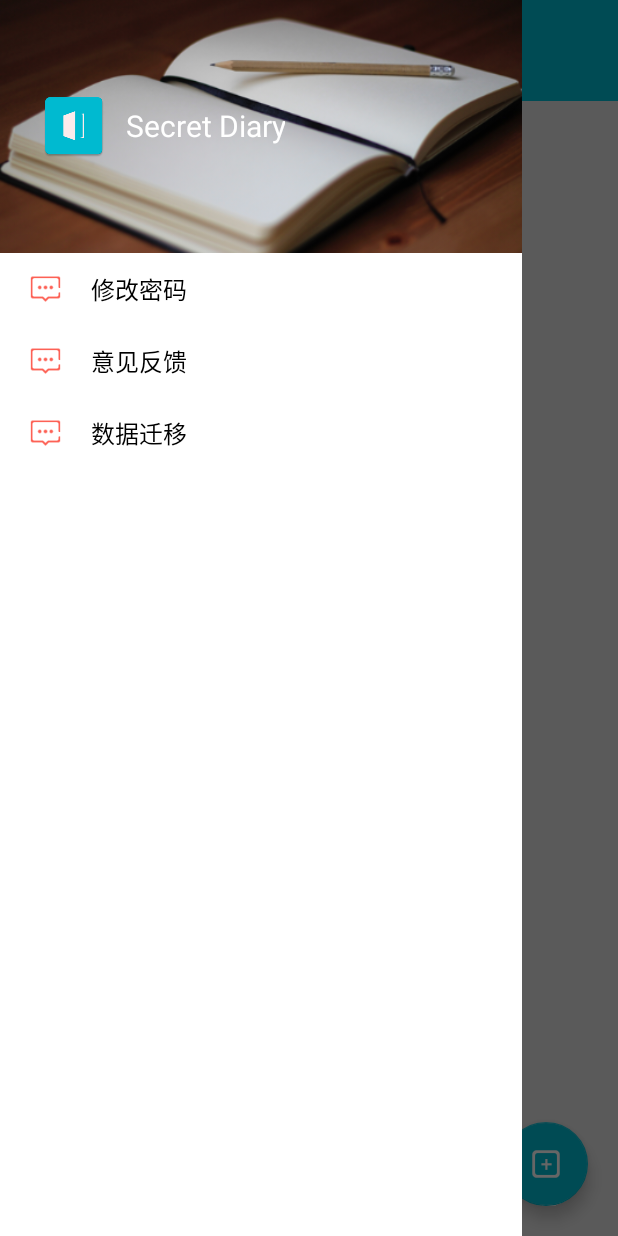
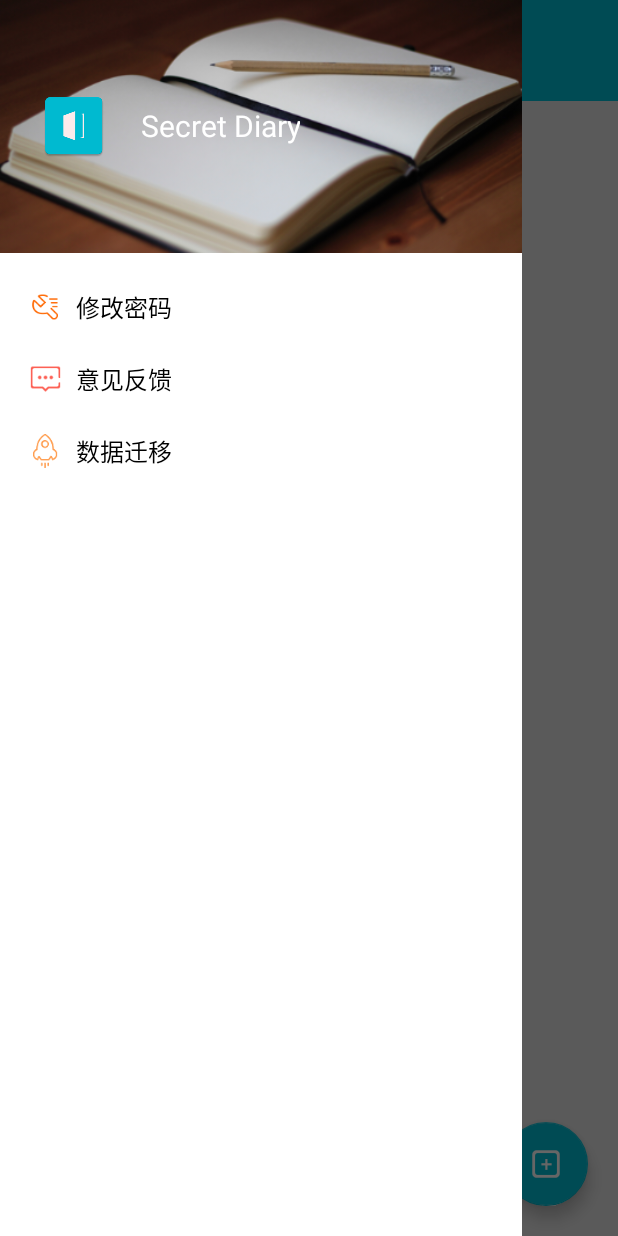
Before and after one commit to znteam/Zn_SecretDiary, an Android app: the MainActivity screen opened directly, with no data from a screen before it, with the side drawer open, on a phone screen of 412 x 824 dp. Run offline under Robolectric (Android 15) with nearby library versions, the phone set to English and light mode, and no system bars; libraries missing offline, so code that uses them is left out: com.tencent.bugly; 1 statement that could not run was skipped.

Commit message:
添加icon

```diff
--- a/app/build.gradle
+++ b/app/build.gradle
@@ -9,6 +9,10 @@ android {
         targetSdkVersion 21
         versionCode 120
         versionName "1.2.0"
+        ndk {
+            // 设置支持的SO库架构
+            abiFilters 'armeabi' //, 'x86', 'armeabi-v7a', 'x86_64', 'arm64-v8a'
+        }
     }
     buildTypes {
         release {
@@ -35,4 +39,5 @@ dependencies {
     compile 'com.android.support:design:25.3.1'
     compile 'com.github.bumptech.glide:glide:4.0.0-RC0'
     compile 'com.tencent.bugly:crashreport:latest.release'
+    compile 'com.tencent.bugly:nativecrashreport:latest.release'
 }
--- a/app/src/main/AndroidManifest.xml
+++ b/app/src/main/AndroidManifest.xml
@@ -14,6 +14,8 @@
     <uses-permission android:name="android.permission.ACCESS_WIFI_STATE" />
     <uses-permission android:name="android.permission.WRITE_EXTERNAL_STORAGE" />
     <uses-permission android:name="android.permission.READ_EXTERNAL_STORAGE" />
+    <uses-permission android:name="android.permission.READ_PHONE_STATE" />
+    <uses-permission android:name="android.permission.READ_LOGS" />
 
     <application
         android:name=".ZnApp"
--- a/app/src/main/java/cn/zilin/secretdiary/ui/MainActivity.java
+++ b/app/src/main/java/cn/zilin/secretdiary/ui/MainActivity.java
@@ -19,6 +19,8 @@ import android.view.View;
 import android.view.View.OnClickListener;
 import android.widget.TextView;
 import android.widget.Toast;
+
+import com.tencent.bugly.crashreport.CrashReport;
 
 import java.util.ArrayList;
 
@@ -101,6 +103,7 @@ public class MainActivity extends Activity implements OnClickListener {
 								}).show();
 			}
 		});
+
 		contentRv.setAdapter(adapter);
 		contentRv.setLayoutManager(new LinearLayoutManager(this));
 
@@ -188,7 +191,6 @@ public class MainActivity extends Activity implements OnClickListener {
 
 	private void startActivity(Class<?> clazz){
 		startActivity(new Intent(this, clazz));
-		overridePendingTransition(R.anim.right_in, R.anim.left_out);
 	}
 
 	private class DBBroadCastReceiver extends BroadcastReceiver {
--- a/app/src/main/java/cn/zilin/secretdiary/ui/ZnApp.java
+++ b/app/src/main/java/cn/zilin/secretdiary/ui/ZnApp.java
@@ -39,7 +39,7 @@ public class ZnApp extends Application {
     @Override
     public void onCreate() {
         super.onCreate();
-        //CrashReport.initCrashReport(getApplicationContext(), "c87f27e612", false);
+        CrashReport.initCrashReport(getApplicationContext(), "4a06dc2d0c", false);
         mInstance = this;
         mContext = this;
         mMainThreadHandler = new Handler();
--- a/app/src/main/res/layout/view_menu.xml
+++ b/app/src/main/res/layout/view_menu.xml
@@ -26,13 +26,13 @@
                 android:layout_height="wrap_content"
                 android:layout_gravity="center_vertical"
                 android:layout_marginLeft="25dp"
+                android:drawableLeft="@mipmap/ic_launcher"
+                android:drawablePadding="@dimen/padding_m"
                 android:fitsSystemWindows="true"
+                android:gravity="center"
                 android:text="@string/app_name"
-                android:textSize="@dimen/top_title_size"
-                android:gravity="center"
                 android:textColor="@color/white"
-                android:drawablePadding="@dimen/padding_s"
-                android:drawableLeft="@mipmap/ic_launcher" />
+                android:textSize="@dimen/top_title_size" />
 
         </FrameLayout>
 
@@ -46,27 +46,31 @@
             <LinearLayout
                 android:layout_width="match_parent"
                 android:layout_height="wrap_content"
-                android:orientation="vertical">
+                android:orientation="vertical"
+                android:paddingTop="12dp">
 
                 <TextView
                     android:id="@+id/menu_tv_pwd"
                     style="@style/main_menu_item_tv"
-                    android:drawableLeft="@drawable/ic_notification"
-                    android:drawablePadding="@dimen/padding_m"
+                    android:drawableLeft="@drawable/ic_setting"
+                    android:drawablePadding="@dimen/padding_s"
+                    android:textSize="@dimen/menu_title_size"
                     android:text="@string/change_pwd" />
 
                 <TextView
                     android:id="@+id/menu_tv_tome"
                     style="@style/main_menu_item_tv"
-                    android:drawableLeft="@drawable/ic_notification"
-                    android:drawablePadding="@dimen/padding_m"
+                    android:drawableLeft="@drawable/ic_msg"
+                    android:drawablePadding="@dimen/padding_s"
+                    android:textSize="@dimen/menu_title_size"
                     android:text="@string/feedback" />
 
                 <TextView
                     android:id="@+id/menu_tv_move"
                     style="@style/main_menu_item_tv"
-                    android:drawableLeft="@drawable/ic_notification"
-                    android:drawablePadding="@dimen/padding_m"
+                    android:drawableLeft="@drawable/ic_move"
+                    android:drawablePadding="@dimen/padding_s"
+                    android:textSize="@dimen/menu_title_size"
                     android:text="@string/data_move" />
             </LinearLayout>
         </android.support.v4.widget.NestedScrollView>
--- a/app/src/main/res/values/dimens.xml
+++ b/app/src/main/res/values/dimens.xml
@@ -7,4 +7,5 @@
     <dimen name="padding_ss">5dp</dimen>
     <dimen name="line_size">0.8dp</dimen>
     <dimen name="top_title_size">20sp</dimen>
+    <dimen name="menu_title_size">16sp</dimen>
 </resources>
```
Also changed, not shown: app/src/main/res/layout/diary_item.xml (+13 -18 lines), app/src/main/res/drawable-xhdpi/ic_move.png (added), app/src/main/res/drawable-xhdpi/ic_msg.png (renamed from app/src/main/res/drawable-xhdpi/ic_notification.png), app/src/main/res/drawable-xhdpi/ic_setting.png (added), 2 other files.
